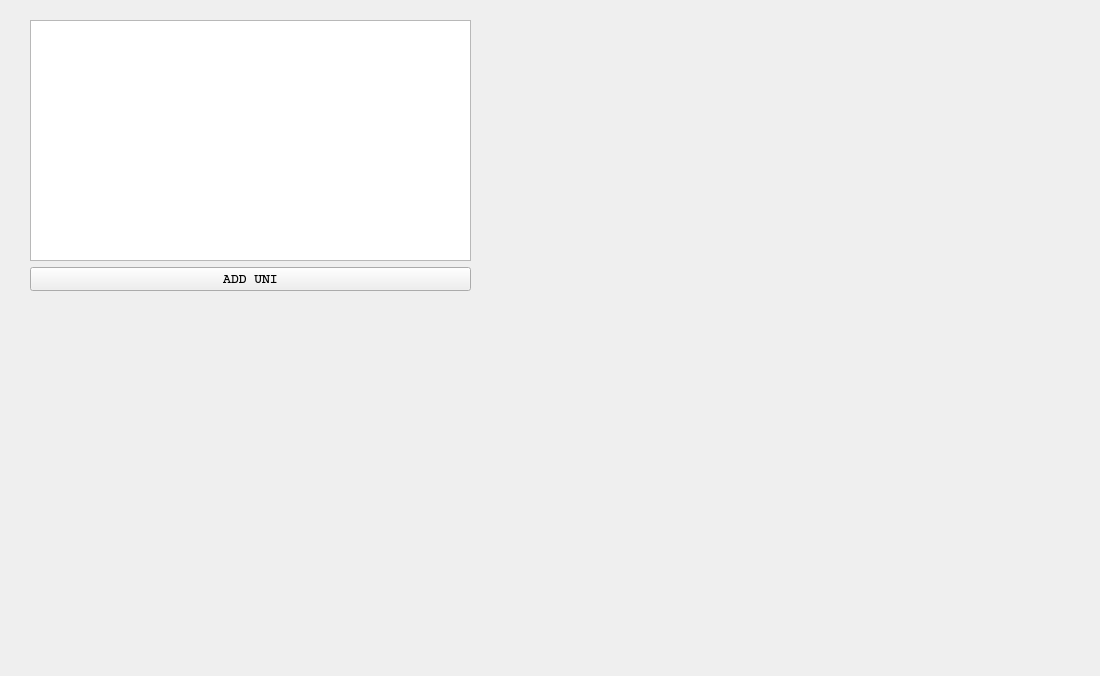
Qt form universitywidget.ui (casalete/ErasmusIo) before a commit.
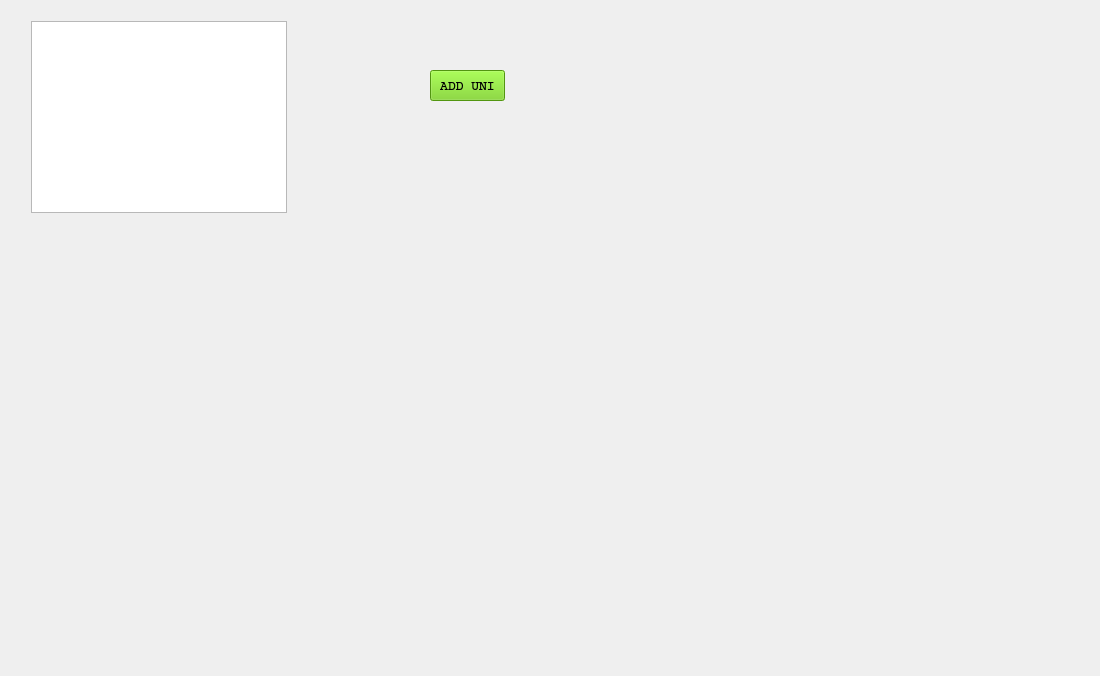
The same form after that commit. Icons and pictures are not drawn.

```diff
--- a/universitywidget.ui
+++ b/universitywidget.ui
@@ -16,25 +16,25 @@
   <property name="styleSheet">
    <string notr="true">background-image: url(:/triupd.png);</string>
   </property>
-  <widget class="QWidget" name="layoutWidget">
+  <widget class="QTableWidget" name="tableWidget">
    <property name="geometry">
     <rect>
-     <x>30</x>
-     <y>20</y>
-     <width>441</width>
-     <height>271</height>
+     <x>31</x>
+     <y>21</y>
+     <width>256</width>
+     <height>192</height>
     </rect>
    </property>
-   <layout class="QVBoxLayout" name="verticalLayout">
-    <item>
-     <widget class="QTableWidget" name="tableWidget"/>
-    </item>
-    <item>
-     <widget class="QSplitter" name="splitter">
-      <property name="orientation">
-       <enum>Qt::Horizontal</enum>
-      </property>
+  </widget>
       <widget class="QPushButton" name="addUniversity">
+   <property name="geometry">
+    <rect>
+     <x>430</x>
+     <y>70</y>
+     <width>75</width>
+     <height>31</height>
+    </rect>
+   </property>
        <property name="font">
         <font>
          <family>Courier</family>
@@ -43,13 +43,12 @@
          <bold>true</bold>
         </font>
        </property>
+   <property name="styleSheet">
+    <string notr="true">background: rgb(115, 210, 22);</string>
+   </property>
        <property name="text">
         <string>ADD UNI</string>
        </property>
-      </widget>
-     </widget>
-    </item>
-   </layout>
   </widget>
  </widget>
  <resources/>
```
Lines whose indentation alone changed are shown as unchanged.
